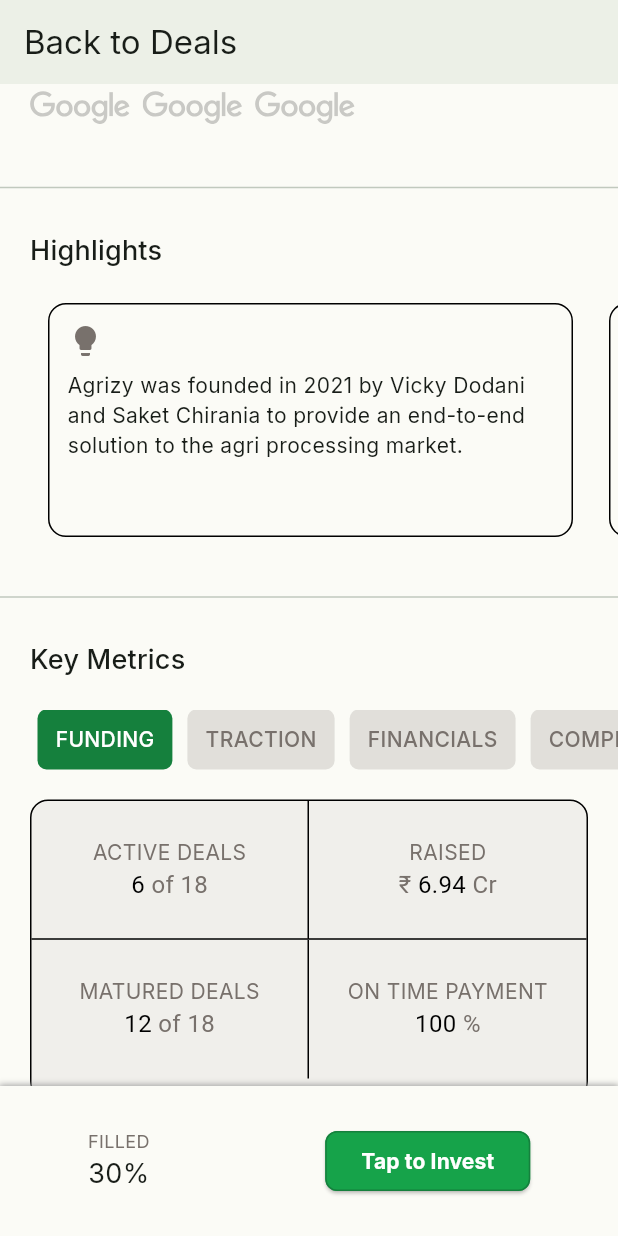
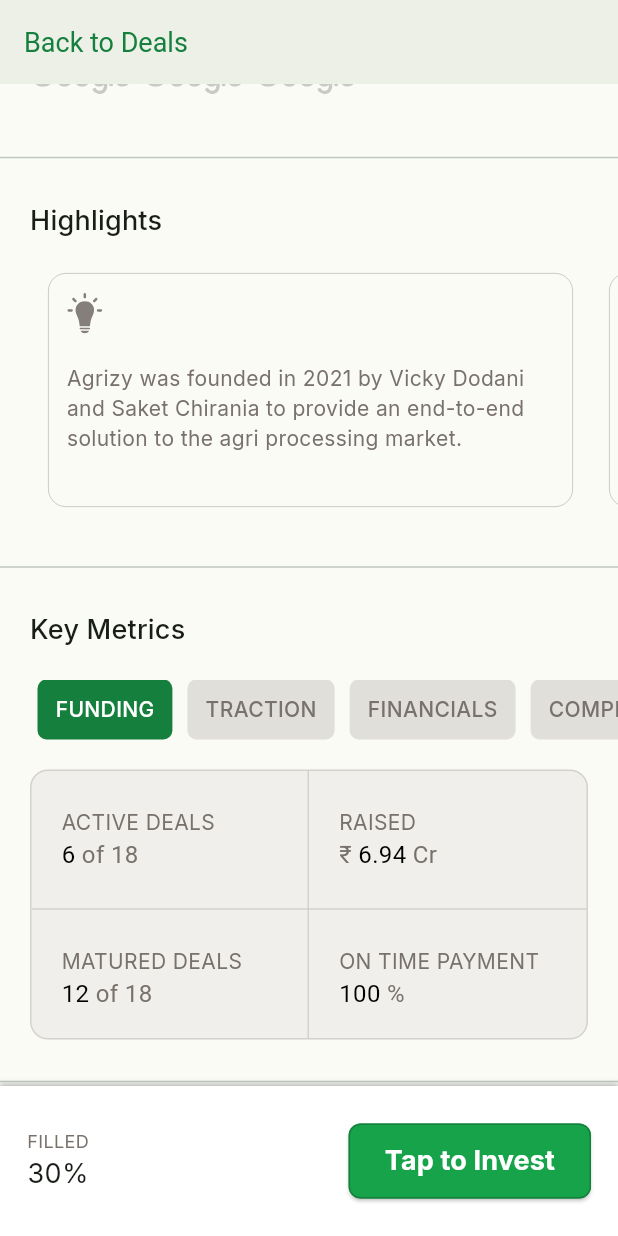
Before and after one commit to rithin-prakash/tap_invest, a Flutter app: the screen it shows after launch, scrolled down 576 dp, on a phone screen of 412 x 824 dp. Run offline on Flutter 3.47's test engine with Material 3 defaults, Android fonts, the light colour scheme and no system bars; our stand-ins replace flutter_svg, lottie; missing offline and left inert: swipeable_button.

Commit message:
ui refinement

```diff
--- a/lib/core/assets_images.dart
+++ b/lib/core/assets_images.dart
@@ -11,7 +11,7 @@
   static const String doc1 = '${_svgPath}doc1.svg';
   static const String doc2 = '${_svgPath}doc2.svg';
   static const String download = '${_svgPath}download.svg';
-  static const String lightbuld = '${_svgPath}lightbulb.svg';
+  static const String lightbulb = '${_svgPath}lightbulb.svg';
   static const String backButton = '${_svgPath}back-button.svg';
 
   static const String contractPng = '${_imagePath}contract.png';
--- a/lib/core/shared_widgets/button_normal.dart
+++ b/lib/core/shared_widgets/button_normal.dart
@@ -12,7 +12,9 @@
 
   @override
   Widget build(BuildContext context) {
-    return ElevatedButton(
+    return SizedBox(
+      height: 50,
+      child: ElevatedButton(
         style: const ButtonStyle(
           backgroundColor: MaterialStatePropertyAll(
             Color(0xff16A34A),
@@ -31,8 +33,12 @@
         onPressed: onPressed,
         child: Text(
           title,
-        style:
-            const TextStyle(color: Colors.white, fontWeight: FontWeight.bold),
+          style: const TextStyle(
+            color: Colors.white,
+            fontWeight: FontWeight.bold,
+            fontSize: 18,
+          ),
+        ),
       ),
     );
   }
--- a/lib/main.dart
+++ b/lib/main.dart
@@ -20,6 +20,7 @@
         colorScheme: ColorScheme.fromSeed(seedColor: const Color(0xFFFBFBF6)),
         useMaterial3: true,
         appBarTheme: const AppBarTheme(
+          titleTextStyle: TextStyle(color: Styles.greenColor, fontSize: 18),
           centerTitle: false,
           color: Color(0xFFFBFBF6),
           elevation: 0,
--- a/lib/pages/details/widgets/details_page_bottom_bar.dart
+++ b/lib/pages/details/widgets/details_page_bottom_bar.dart
@@ -12,7 +12,7 @@
     return Container(
       height: 100,
       decoration: const BoxDecoration(
-        color: Color(0xFFFBFBF6),
+        color: Colors.white,
         boxShadow: [
           BoxShadow(
             color: Colors.grey,
@@ -21,8 +21,10 @@
           )
         ],
       ),
+      child: Padding(
+        padding: const EdgeInsets.symmetric(horizontal: 18.0),
         child: Row(
-        mainAxisAlignment: MainAxisAlignment.spaceAround,
+          mainAxisAlignment: MainAxisAlignment.spaceBetween,
           children: [
             Column(
               mainAxisAlignment: MainAxisAlignment.center,
@@ -39,13 +41,14 @@
             ),
             ButtonNormal(
               onPressed: () {
-              Navigator.push(
-                  context, MaterialPageRoute(builder: (_) => PurchasingPage()));
+                Navigator.push(context,
+                    MaterialPageRoute(builder: (_) => const PurchasingPage()));
               },
               title: 'Tap to Invest',
             ),
           ],
         ),
+      ),
     );
   }
 }
--- a/lib/pages/details/widgets/documents_container.dart
+++ b/lib/pages/details/widgets/documents_container.dart
@@ -59,7 +59,7 @@
     return Container(
       padding: const EdgeInsets.all(20),
       decoration: BoxDecoration(
-        border: Border.all(width: .5),
+        border: Border.all(width: .5, color: Colors.black26),
         borderRadius: BorderRadius.circular(12),
       ),
       child: Column(
--- a/lib/pages/details/widgets/grid_info.dart
+++ b/lib/pages/details/widgets/grid_info.dart
@@ -20,9 +20,9 @@
       decoration: BoxDecoration(
         color: const Color(0xFFD6D3D1).withOpacity(.3),
         borderRadius: BorderRadius.circular(12),
-        border: Border.all(width: 1),
+        border: Border.all(width: 1, color: Colors.black12),
       ),
-      height: 200,
+      height: 180,
       child: GridView.count(
         padding: EdgeInsets.zero,
         physics: const NeverScrollableScrollPhysics(),
@@ -31,15 +31,15 @@
         children: [
           GridTile(
             child: Container(
-              height: 100,
+              height: 90,
               decoration: const BoxDecoration(
                 border: Border(
                   bottom: BorderSide(
-                    color: Colors.black,
+                    color: Colors.black12,
                     width: 1,
                   ),
                   right: BorderSide(
-                    color: Colors.black,
+                    color: Colors.black12,
                     width: 1,
                   ),
                 ),
@@ -49,11 +49,11 @@
           ),
           GridTile(
             child: Container(
-              height: 100,
+              height: 90,
               decoration: const BoxDecoration(
                 border: Border(
                   bottom: BorderSide(
-                    color: Colors.black,
+                    color: Colors.black12,
                     width: 1,
                   ),
                 ),
@@ -63,11 +63,11 @@
           ),
           GridTile(
             child: Container(
-              height: 100,
+              height: 90,
               decoration: const BoxDecoration(
                 border: Border(
                   right: BorderSide(
-                    color: Colors.black,
+                    color: Colors.black12,
                     width: 1,
                   ),
                 ),
@@ -77,7 +77,7 @@
           ),
           GridTile(
             child: Container(
-              height: 100,
+              height: 90,
               decoration: const BoxDecoration(),
               child: fourth,
             ),
--- a/lib/pages/details/widgets/hightlights.dart
+++ b/lib/pages/details/widgets/hightlights.dart
@@ -1,5 +1,8 @@
 import 'package:flutter/material.dart';
 
+import 'package:flutter_svg/svg.dart';
+
+import 'package:tap_invest/core/assets_images.dart';
 import 'package:tap_invest/core/styles.dart';
 
 class Highlights extends StatelessWidget {
@@ -46,20 +49,19 @@
       width: 350,
       margin: const EdgeInsets.all(12),
       decoration: BoxDecoration(
-        border: Border.all(width: 1),
+        border: Border.all(width: .5, color: Colors.black26),
         borderRadius: BorderRadius.circular(12),
       ),
-      child: const Column(
+      child: Column(
         crossAxisAlignment: CrossAxisAlignment.start,
         mainAxisAlignment: MainAxisAlignment.start,
         children: [
-          Icon(
-            Icons.lightbulb,
-            color: Styles.stoneColor,
-          ),
-          SizedBox(height: 8),
-          Text(
-              'Agrizy was founded in 2021 by Vicky Dodani and Saket Chirania to provide an end-to-end solution to the agri processing market.')
+          SvgPicture.asset(AssetImages.lightbulb),
+          const SizedBox(height: 20),
+          const Text(
+            'Agrizy was founded in 2021 by Vicky Dodani and Saket Chirania to provide an end-to-end solution to the agri processing market.',
+            style: Styles.stoneTextStyles,
+          )
         ],
       ),
     );
--- a/lib/pages/details/widgets/key_metrics_container.dart
+++ b/lib/pages/details/widgets/key_metrics_container.dart
@@ -26,8 +26,11 @@
           Padding(
             padding: const EdgeInsets.only(right: 20.0),
             child: GridInfo(
-              first: Column(
+              first: Padding(
+                padding: const EdgeInsets.all(20.0),
+                child: Column(
                   mainAxisAlignment: MainAxisAlignment.center,
+                  crossAxisAlignment: CrossAxisAlignment.start,
                   children: [
                     Text(
                       'ACTIVE DEALS',
@@ -41,15 +44,20 @@
                         children: [
                           TextSpan(
                             text: ' of 18',
-                          style: Styles.stoneTextStyles.copyWith(fontSize: 16),
+                            style:
+                                Styles.stoneTextStyles.copyWith(fontSize: 16),
                           )
                         ],
                       ),
                     ),
                   ],
                 ),
-              second: Column(
+              ),
+              second: Padding(
+                padding: const EdgeInsets.all(20.0),
+                child: Column(
                   mainAxisAlignment: MainAxisAlignment.center,
+                  crossAxisAlignment: CrossAxisAlignment.start,
                   children: [
                     Text(
                       'RAISED',
@@ -76,8 +84,12 @@
                     ),
                   ],
                 ),
-              third: Column(
+              ),
+              third: Padding(
+                padding: const EdgeInsets.all(20.0),
+                child: Column(
                   mainAxisAlignment: MainAxisAlignment.center,
+                  crossAxisAlignment: CrossAxisAlignment.start,
                   children: [
                     Text(
                       'MATURED DEALS',
@@ -100,8 +112,12 @@
                     ),
                   ],
                 ),
-              fourth: Column(
+              ),
+              fourth: Padding(
+                padding: const EdgeInsets.all(20.0),
+                child: Column(
                   mainAxisAlignment: MainAxisAlignment.center,
+                  crossAxisAlignment: CrossAxisAlignment.start,
                   children: [
                     Text(
                       'ON TIME PAYMENT',
@@ -123,6 +139,7 @@
                       ),
                     ),
                   ],
+                ),
               ),
             ),
           ),
--- a/lib/pages/purchasing/purchasing_page.dart
+++ b/lib/pages/purchasing/purchasing_page.dart
@@ -85,7 +85,7 @@
                                 ),
                                 Text(
                                   value,
-                                  style: const TextStyle(fontSize: 16),
+                                  style: const TextStyle(fontSize: 18),
                                 )
                               ],
                             )
@@ -124,7 +124,7 @@
                             Text.rich(
                               TextSpan(
                                 text: '13.11',
-                                style: TextStyle(fontSize: 16),
+                                style: TextStyle(fontSize: 18),
                                 children: [
                                   TextSpan(
                                       text: ' %', style: Styles.stoneTextStyles)
@@ -144,7 +144,7 @@
                             Text.rich(
                               TextSpan(
                                 text: '61',
-                                style: TextStyle(fontSize: 16),
+                                style: TextStyle(fontSize: 18),
                                 children: [
                                   TextSpan(
                                     text: ' days',
--- a/lib/pages/purchasing/widgets/purchasing_details.dart
+++ b/lib/pages/purchasing/widgets/purchasing_details.dart
@@ -23,6 +23,7 @@
                 .titleLarge
                 ?.copyWith(fontWeight: FontWeight.bold),
           ),
+          const SizedBox(height: 5),
           const Row(
             children: [
               Text(
--- a/lib/pages/purchasing/widgets/purchasing_page_bottom_bar.dart
+++ b/lib/pages/purchasing/widgets/purchasing_page_bottom_bar.dart
@@ -18,7 +18,7 @@
         color: Colors.white,
         boxShadow: [
           BoxShadow(
-            color: Colors.grey,
+            color: Colors.black12,
             blurRadius: 3,
             spreadRadius: 1,
           )
--- a/lib/pages/sign_contract/sign_contract_page.dart
+++ b/lib/pages/sign_contract/sign_contract_page.dart
@@ -12,8 +12,10 @@
     return Scaffold(
       backgroundColor: Colors.white,
       body: SafeArea(
+        child: Center(
           child: Column(
             mainAxisAlignment: MainAxisAlignment.center,
+            crossAxisAlignment: CrossAxisAlignment.center,
             children: [
               Image.asset(AssetImages.contractPng),
               const SizedBox(height: 12),
@@ -31,6 +33,7 @@
             ],
           ),
         ),
+      ),
     );
   }
 }
```
Also changed, not shown: lib/pages/details/widgets/company_details_container.dart (+61 -35 lines), lib/pages/purchasing/widgets/amount_container.dart (+10 -6 lines). Lines whose indentation alone changed are shown as unchanged.
